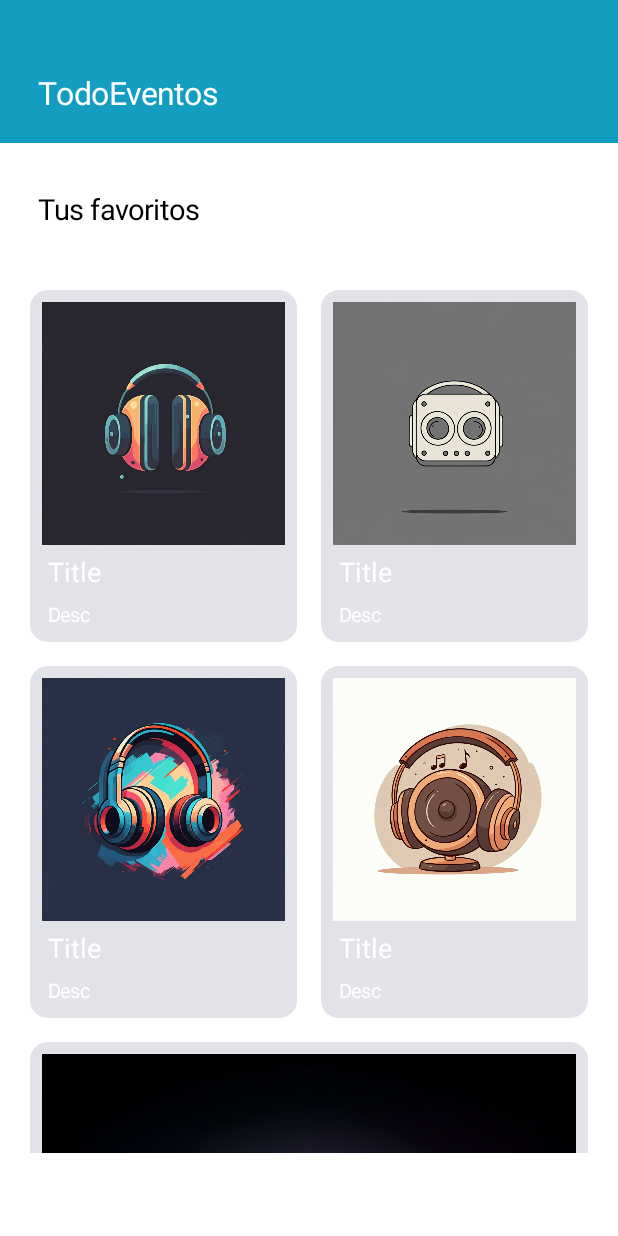
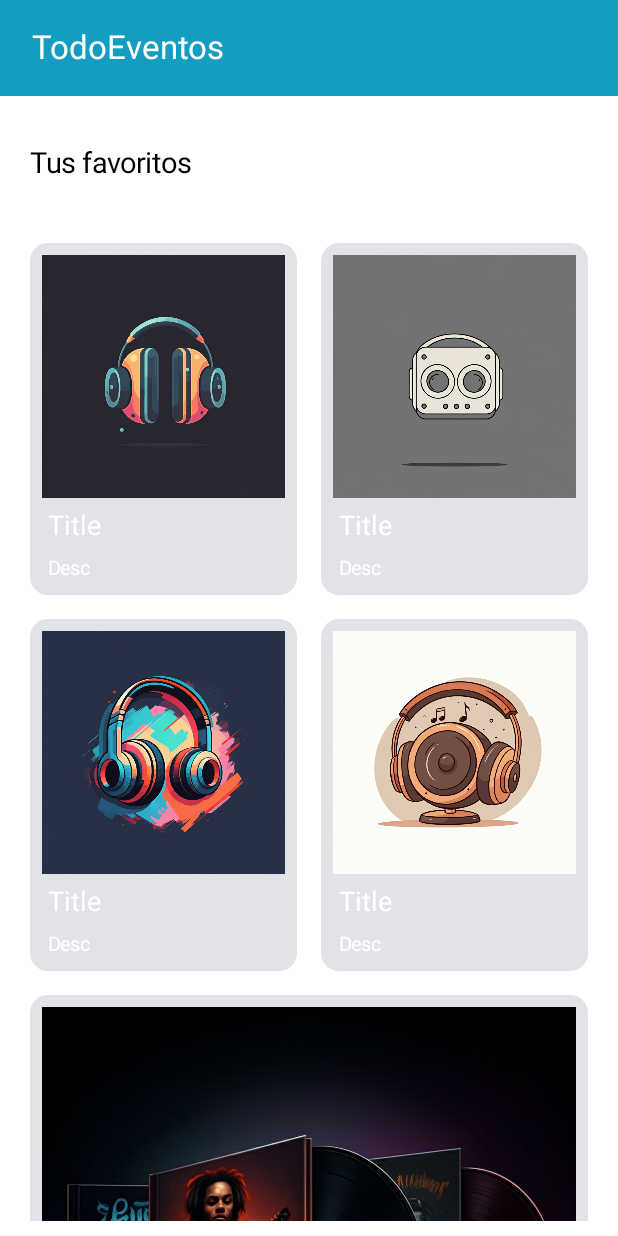
Before and after one commit to AngelEsquit/Lab5, an Android app built with Jetpack Compose: the screen it shows after launch (MainActivity), on a phone screen of 412 x 824 dp. Run offline under Robolectric (Android 15) with nearby library versions, the phone set to English and light mode, and no system bars; our stand-ins replace accompanist.

Commit message:
Preparación para la navegación

```diff
--- a/app/build.gradle.kts
+++ b/app/build.gradle.kts
@@ -61,6 +61,7 @@ dependencies {
     implementation(libs.androidx.material3)
     implementation(libs.coil.compose)
     implementation(libs.accompanist.systemuicontroller)
+    implementation("androidx.navigation:navigation-compose:2.8.0")
     testImplementation(libs.junit)
     androidTestImplementation(libs.androidx.junit)
     androidTestImplementation(libs.androidx.espresso.core)
--- /dev/null
+++ b/app/src/main/java/com/example/lab5/AppNavigation.kt
@@ -0,0 +1,29 @@
+package com.example.lab5
+
+import androidx.compose.foundation.layout.PaddingValues
+import androidx.compose.foundation.layout.padding
+import androidx.compose.runtime.Composable
+import androidx.navigation.NavHostController
+import androidx.navigation.compose.NavHost
+import androidx.navigation.compose.composable
+import androidx.compose.ui.Modifier
+
+@Composable
+fun AppNavigation(navController: NavHostController, innerPadding: PaddingValues) {
+    NavHost(navController = navController,
+        startDestination = "home",
+        modifier = Modifier.padding(innerPadding)){
+        composable("home") {
+            HomeScreen(navController = navController)  // Pantalla principal
+        }
+        composable("list") {
+            ListScreen(navController = navController)  // Pantalla de lista
+        }
+        composable("desc") {
+            DescriptionScreen(navController = navController)  // Pantalla de descripción
+        }
+        composable("profile") {
+            ProfileScreen(navController = navController)  // Pantalla de perfil
+        }
+    }
+}
--- a/app/src/main/java/com/example/lab5/MainActivity.kt
+++ b/app/src/main/java/com/example/lab5/MainActivity.kt
@@ -10,6 +10,7 @@ import androidx.compose.foundation.Image
 import androidx.compose.foundation.background
 import androidx.compose.foundation.layout.Arrangement
 import androidx.compose.foundation.layout.Column
+import androidx.compose.foundation.layout.PaddingValues
 import androidx.compose.foundation.layout.Row
 import androidx.compose.foundation.layout.fillMaxHeight
 import androidx.compose.foundation.layout.fillMaxSize
@@ -26,42 +27,58 @@ import androidx.compose.foundation.lazy.grid.LazyVerticalGrid
 import androidx.compose.foundation.lazy.items
 import androidx.compose.foundation.verticalScroll
 import androidx.compose.material3.Card
+import androidx.compose.material3.ExperimentalMaterial3Api
 import androidx.compose.material3.Scaffold
 import androidx.compose.material3.Text
+import androidx.compose.material3.TopAppBar
+import androidx.compose.material3.TopAppBarDefaults
 import androidx.compose.runtime.Composable
 import androidx.compose.ui.Alignment
 import androidx.compose.ui.Modifier
+import androidx.compose.ui.draw.shadow
 import androidx.compose.ui.graphics.Color
+import androidx.compose.ui.modifier.modifierLocalMapOf
 import androidx.compose.ui.res.painterResource
 import androidx.compose.ui.semantics.Role.Companion.Image
 import androidx.compose.ui.text.TextStyle
 import androidx.compose.ui.tooling.preview.Preview
 import androidx.compose.ui.unit.dp
 import androidx.compose.ui.unit.sp
+import androidx.navigation.NavController
+import androidx.navigation.compose.rememberNavController
 import com.google.accompanist.systemuicontroller.rememberSystemUiController
 import com.example.lab5.ui.theme.Lab5Theme
+import com.example.lab5.AppNavigation
 
+@OptIn(ExperimentalMaterial3Api::class)
 class MainActivity : ComponentActivity() {
     override fun onCreate(savedInstanceState: Bundle?) {
         super.onCreate(savedInstanceState)
         enableEdgeToEdge()
         setContent {
+            val navController = rememberNavController()
+
             Lab5Theme {
-                Scaffold(modifier = Modifier.fillMaxSize()) { innerPadding ->
-                    Greeting(
-                        modifier = Modifier
-                            .padding(innerPadding)
-                            .systemBarsPadding()
-                    )
+                Scaffold(
+                    topBar = {
+                        TopAppBar(
+                            title = { Text(text = "TodoEventos", modifier = Modifier.padding(start = 5.dp)) },
+                            colors = TopAppBarDefaults.topAppBarColors(
+                                containerColor = Color(0xFF139DC0), // Color de fondo
+                                titleContentColor = Color.White, // Color del título
+                                actionIconContentColor = Color.White // Color de los iconos
+                            )
+                        )
+                    }) { innerPadding ->
+                    AppNavigation(navController = navController, innerPadding = innerPadding)
                 }
             }
         }
     }
 }
 
-
 @Composable
-fun Greeting(modifier: Modifier = Modifier) {
+fun HomeScreen(navController: NavController = rememberNavController()) {
     val imageIds = listOf(
         R.drawable.image_fx_,
         R.drawable.image_fx_1,
@@ -93,34 +110,19 @@ fun Greeting(modifier: Modifier = Modifier) {
     )
 
     Column (modifier = Modifier
-        .background(color = Color.White)) {
-        Row (modifier = Modifier
-            .background(color = color1)
-            .fillMaxWidth()
-            .height(95.dp)
-            .padding(top = 30.dp, start = 25.dp, end = 25.dp),
-            verticalAlignment = Alignment.CenterVertically
-        ){
-            Text(modifier = Modifier,
-                text = "TodoEventos",
-                style = TextStyle(
-                    fontSize = 21.sp,
-                    color = Color.White
-                )
-            )
-        }
+        .background(color = Color.White)
+        .padding(bottom = 10.dp)) {
 
         LazyColumn (modifier = Modifier
             .background(color = Color.White)
             .fillMaxWidth()
-            .padding(bottom = 55.dp)
         ) {
             item {
                 Row (modifier = Modifier
                     .background(color = Color.White)
                     .fillMaxWidth()
                     .height(90.dp)
-                    .padding(start = 25.dp, end = 25.dp),
+                    .padding(horizontal = 20.dp),
                     verticalAlignment = Alignment.CenterVertically
                 ) {
                     Text(modifier = Modifier,
@@ -192,7 +194,7 @@ fun Greeting(modifier: Modifier = Modifier) {
                     .background(color = Color.White)
                     .fillMaxWidth()
                     .height(90.dp)
-                    .padding(start = 25.dp, end = 25.dp),
+                    .padding(horizontal = 20.dp),
                     verticalAlignment = Alignment.CenterVertically
                 ) {
                     Text(modifier = Modifier,
@@ -264,8 +266,8 @@ fun Greeting(modifier: Modifier = Modifier) {
 
 @Preview(showBackground = true)
 @Composable
-fun GreetingPreview() {
+fun HomeScreenPreview() {
     Lab5Theme {
-        Greeting()
+        HomeScreen()
     }
 }
```
Also changed, not shown: app/src/main/AndroidManifest.xml (+0 -18 lines), app/src/main/java/com/example/lab5/Description.kt (+5 -20 lines), app/src/main/java/com/example/lab5/PantallaListado.kt (+5 -22 lines), app/src/main/java/com/example/lab5/Perfil.kt (+5 -20 lines).
